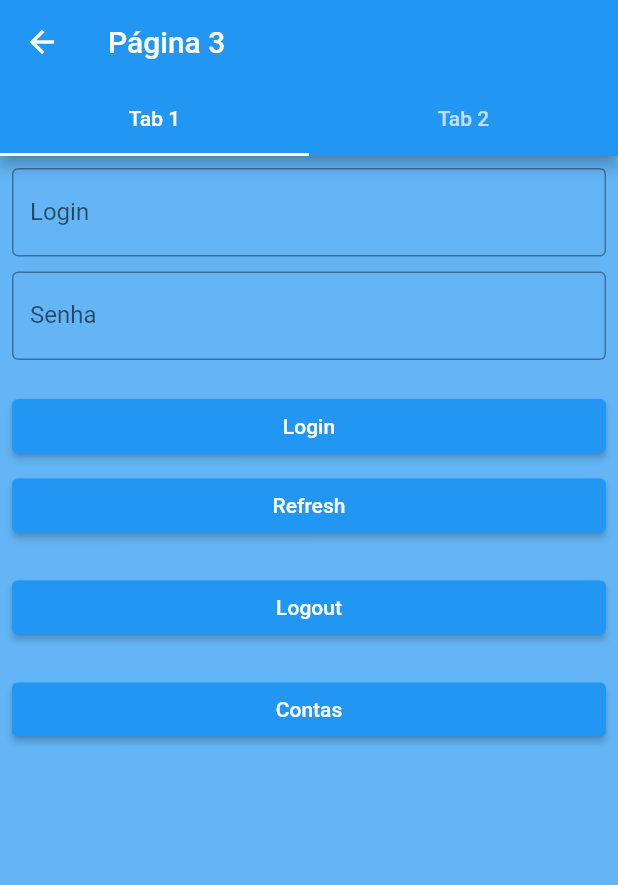
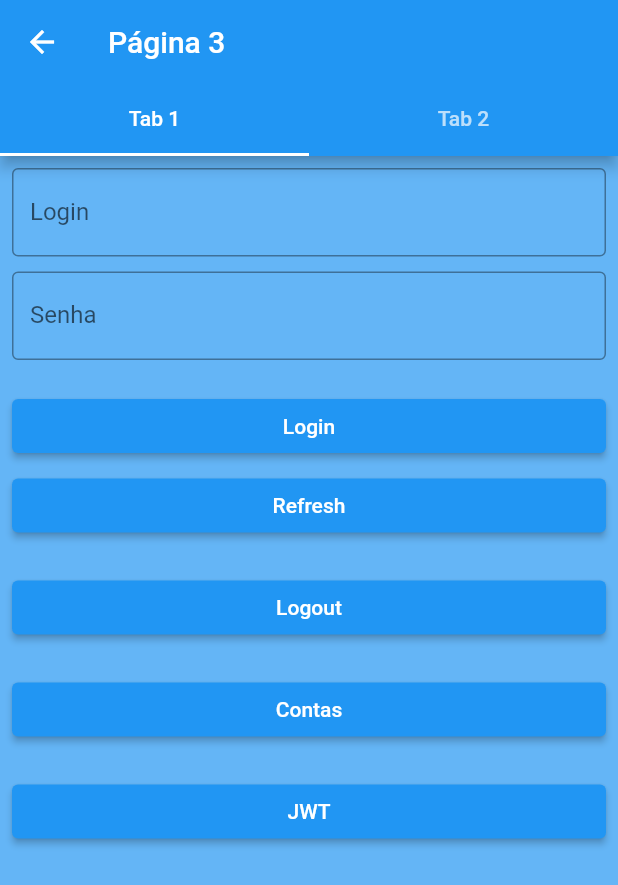
Before and after one commit to felipejunges/flutter_app, a Flutter app: the PaginaTres screen opened directly, on a phone screen of 412 x 824 dp. Shown: the top 885 px of the screen. Run offline on Flutter 3.47's test engine with Material 2 defaults, Android fonts, the phone set to English and light mode, and no system bars; our stand-ins replace connectivity, flutter_secure_storage, fluttertoast, shared_preferences; missing offline and left inert: jwt_decode; accounts and stored records are empty.

```diff
--- a/lib/pages/pagina_tres.dart
+++ b/lib/pages/pagina_tres.dart
@@ -111,6 +111,11 @@ class _PaginaTresState extends State<PaginaTres> {
               onPressed: () => _contas(),
               child: Text("Contas"),
             ),
+            SizedBox(height: 20),
+            ElevatedButton(
+              onPressed: () => _jwt(),
+              child: Text("JWT"),
+            ),
           ],
         ),
       ),
@@ -179,6 +184,10 @@ class _PaginaTresState extends State<PaginaTres> {
     _toast(retorno);
   }
 
+  _jwt() async {
+    await new AuthService().getNome();
+  }
+
   _toast(mensagem) {
     Fluttertoast.showToast(
         msg: mensagem,
--- a/pubspec.yaml
+++ b/pubspec.yaml
@@ -29,6 +29,7 @@ dependencies:
   shared_preferences: ^2.0.5
   flutter_secure_storage: ^4.1.0
   connectivity: ^3.0.3
+  jwt_decode: ^0.3.1
 
   # The following adds the Cupertino Icons font to your application.
   # Use with the CupertinoIcons class for iOS style icons.
```
Also changed, not shown: lib/services/auth_service.dart (+12 -0 lines), pubspec.lock.
